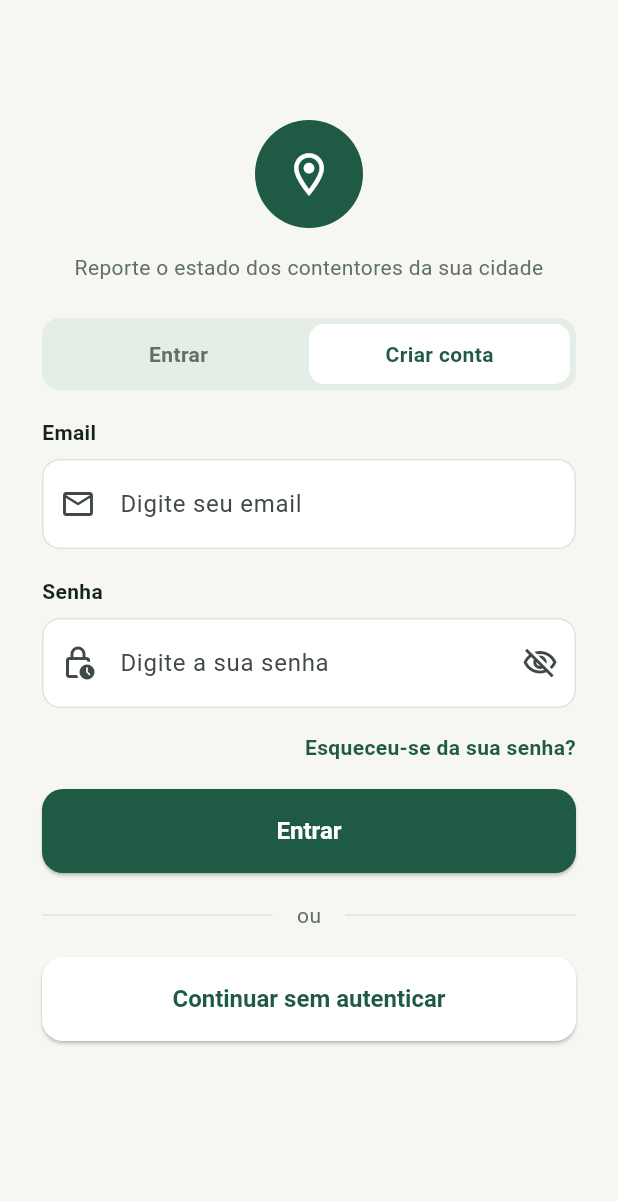
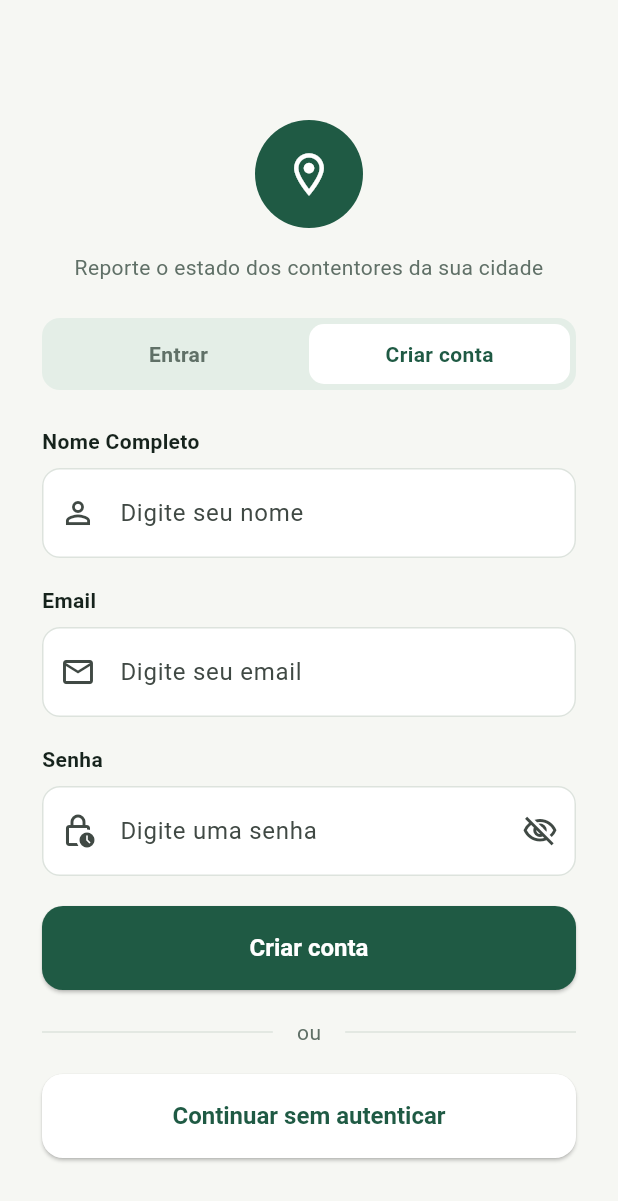
Before and after one commit to humayrafarage786-ship-it/github-projects, a Flutter app: the screen it shows after launch, after a tap on "Criar conta", on a phone screen of 412 x 824 dp. Shown: the top 1201 px of the screen. Run offline on Flutter 3.47's test engine with Material 3 defaults, Android fonts, the phone set to English and light mode, and no system bars; our stand-ins replace go_router.

Commit message:
formulario de criar conta

```diff
--- a/mobile/h_eco/lib/screens/sign_in/sign_in_screen.dart
+++ b/mobile/h_eco/lib/screens/sign_in/sign_in_screen.dart
@@ -78,8 +78,61 @@ class _SignInScreenState extends State<SignInScreen> {
                   },
                 ),
 
+                const SizedBox(height: 24),
+
+                if (selectedTab == 0)
+                  _buildSignInForm()
+                else
+                  _buildCreateAccountForm(),
+
                 const SizedBox(height: 18),
 
+                Row(
+                  children: [
+                    const Expanded(child: Divider(color: AppColors.border)),
+
+                    const Padding(
+                      padding: EdgeInsets.symmetric(horizontal: 16),
+                      child: Text(
+                        'ou',
+                        style: TextStyle(color: AppColors.textSecondary),
+                      ),
+                    ),
+
+                    const Expanded(child: Divider(color: AppColors.border)),
+                  ],
+                ),
+
+                const SizedBox(height: 18),
+
+                // continuar sem login
+                SizedBox(
+                  width: double.infinity,
+                  height: 56,
+                  child: ElevatedButton(
+                    style: ElevatedButton.styleFrom(
+                      backgroundColor: AppColors.white,
+                      foregroundColor: AppColors.primary,
+                    ),
+                    onPressed: () {
+                      context.push('/');
+                    },
+                    child: const Text('Continuar sem autenticar'),
+                  ),
+                ),
+                const SizedBox(height: 40),
+              ],
+            ),
+          ),
+        ),
+      ),
+    );
+  }
+
+  Widget _buildSignInForm() {
+    return Column(
+      crossAxisAlignment: CrossAxisAlignment.start,
+      children: [
         // email
         const AppTextField(
           label: 'Email',
@@ -136,48 +189,61 @@ class _SignInScreenState extends State<SignInScreen> {
           displayText: 'Entrar',
           onPressed: () => {context.push('/')},
         ),
+      ],
+    );
+  }
 
-                const SizedBox(height: 18),
-
-                Row(
+  Widget _buildCreateAccountForm() {
+    return Column(
+      crossAxisAlignment: CrossAxisAlignment.start,
       children: [
-                    const Expanded(child: Divider(color: AppColors.border)),
-
-                    const Padding(
-                      padding: EdgeInsets.symmetric(horizontal: 16),
-                      child: Text(
-                        'ou',
-                        style: TextStyle(color: AppColors.textSecondary),
-                      ),
-                    ),
-
-                    const Expanded(child: Divider(color: AppColors.border)),
-                  ],
+        // name
+        const AppTextField(
+          label: 'Nome Completo',
+          descriptionText: 'Digite seu nome',
+          icon: Icons.person_outline,
         ),
 
         const SizedBox(height: 18),
 
-                // continuar sem login
-                SizedBox(
-                  width: double.infinity,
-                  height: 56,
-                  child: ElevatedButton(
-                    style: ElevatedButton.styleFrom(
-                      backgroundColor: AppColors.white,
-                      foregroundColor: AppColors.primary,
+        // email
+        const AppTextField(
+          label: 'Email',
+          descriptionText: 'Digite seu email',
+          icon: Icons.email_outlined,
+          keyboardType: TextInputType.emailAddress,
+        ),
+
+        const SizedBox(height: 18),
+
+        // password
+        AppTextField(
+          label: 'Senha',
+          descriptionText: 'Digite uma senha',
+          icon: Icons.lock_clock_outlined,
+          obscureText: obscuredPassword,
+          suffixIcon: IconButton(
+            icon: Icon(
+              obscuredPassword
+                  ? Icons.visibility_off_outlined
+                  : Icons.visibility_outlined,
             ),
             onPressed: () {
-                      context.push('/');
+              setState(() {
+                obscuredPassword = !obscuredPassword;
+              });
             },
-                    child: const Text('Continuar sem autenticar'),
           ),
         ),
-                const SizedBox(height: 40),
+
+        const SizedBox(height: 20),
+
+        // botao criar conta
+        PrimaryButton(
+          displayText: 'Criar conta',
+          onPressed: () => {showMessage('Conta criada, já podes entrar  no sistema.')},
+        ),
       ],
-            ),
-          ),
-        ),
-      ),
     );
   }
 }
```
Lines whose indentation alone changed are shown as unchanged.
